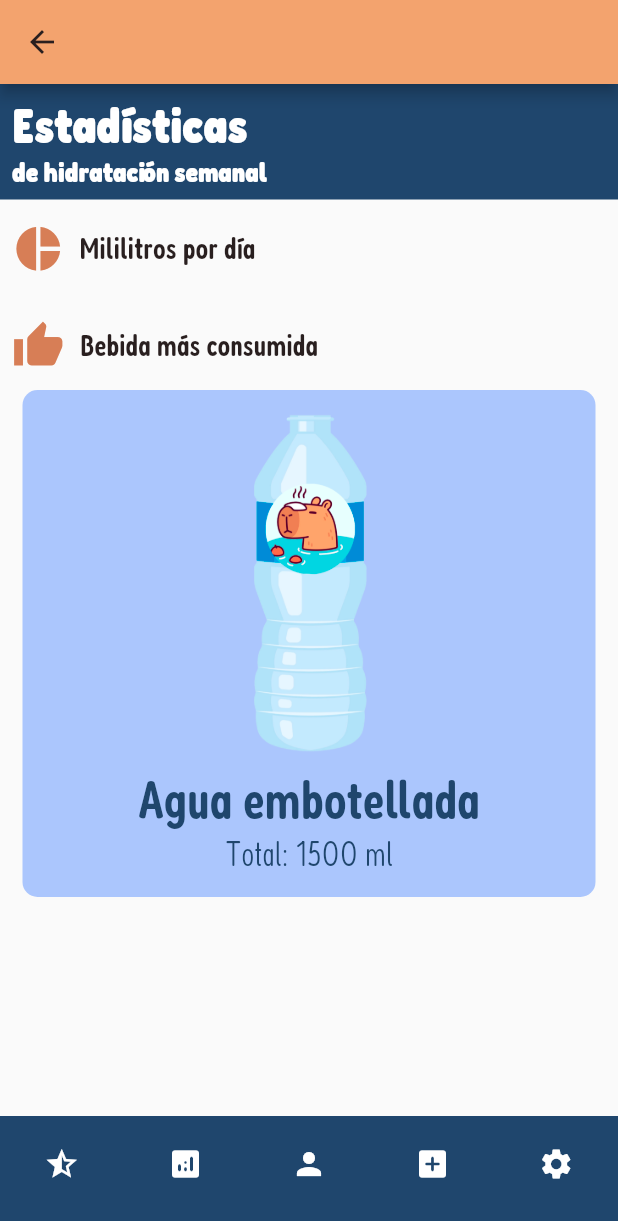
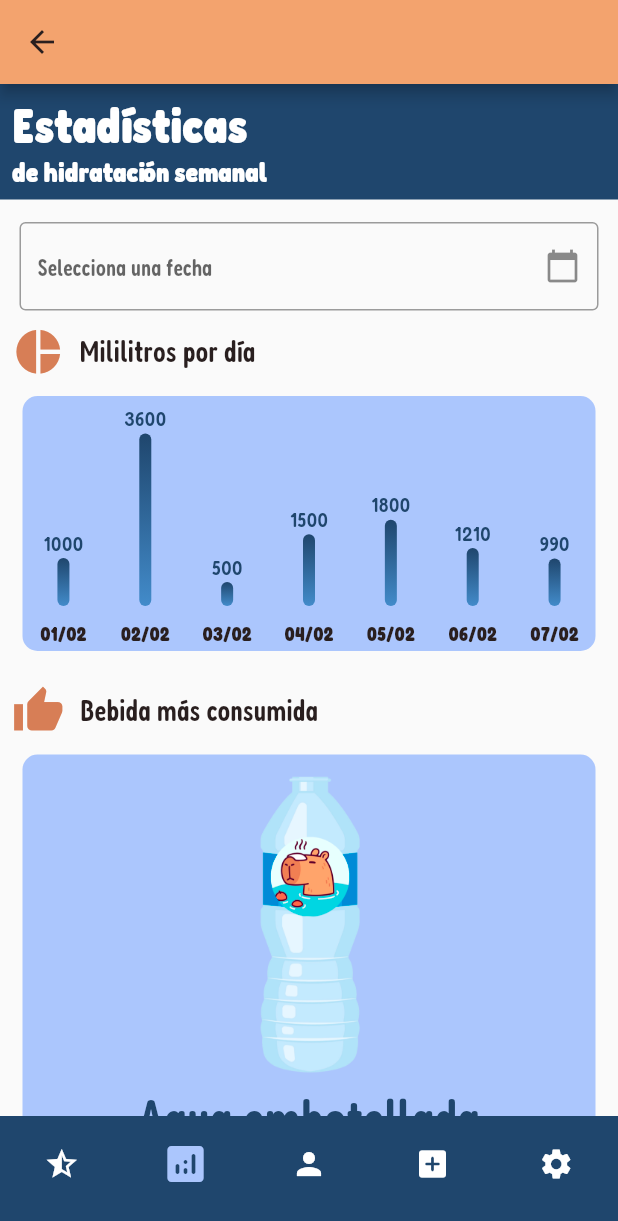
Before and after one commit to cinthya-g/AguaCapiPDM, a Flutter app: the HomePage screen opened directly, item 2 of the bottom bar chosen, on a phone screen of 412 x 824 dp. Shown: the top 1221 px of the screen. Run offline on Flutter 3.47's test engine with Material 2 defaults, Android fonts, the phone set to English and light mode, and no system bars; drawn by our look-alikes of fl_chart.

Commit message:
Estados de la navbar arreglados; API de charts añadida

```diff
--- a/aguacapi/lib/colors/colors.dart
+++ b/aguacapi/lib/colors/colors.dart
@@ -8,6 +8,12 @@ const acBlue = Color(0XFF1F466D);
 const acBlue50 = Color(0XFF428BCA);
 const acBlue100 = Color(0XFFABC6FD);
 
+const acGreen = Color.fromARGB(255, 148, 231, 151);
+const acGreen50 = Color.fromARGB(255, 188, 253, 191);
+const acGreen100 = Color.fromARGB(255, 220, 255, 221);
+
+const acGrey = Color.fromARGB(255, 228, 228, 228);
+
 const acBrown = Color.fromARGB(255, 41, 31, 31);
 
 const acError = Color.fromARGB(255, 214, 73, 7);
--- a/aguacapi/lib/estadisticas.dart
+++ b/aguacapi/lib/estadisticas.dart
@@ -1,6 +1,8 @@
 import 'package:flutter/material.dart';
 import 'package:aguacapi/colors/colors.dart';
-import 'package:flutter_charts/flutter_charts.dart';
+import 'package:intl/intl.dart';
+
+import 'package:aguacapi/mybarchart.dart';
 
 class Estadisticas extends StatelessWidget {
   const Estadisticas({super.key});
@@ -38,6 +40,34 @@ class Estadisticas extends StatelessWidget {
         ),
         SizedBox(height: 10),
         Padding(
+          padding: const EdgeInsets.only(right: 13.0, left: 13.0),
+          child: TextField(
+              controller: null,
+              decoration: InputDecoration(
+                  border: OutlineInputBorder(),
+                  hintText: 'Selecciona una fecha',
+                  suffixIcon: Icon(Icons.calendar_today)),
+              onTap: () async {
+                DateTime? pickedDate = await showDatePicker(
+                    context: context,
+                    initialDate: DateTime.now(),
+                    firstDate: DateTime(1900),
+                    lastDate: DateTime(2100));
+                if (pickedDate != null) {
+                  print(pickedDate);
+                  String formattedDate =
+                      DateFormat('yyyy-MM-dd').format(pickedDate);
+                  var formattedDateProvider = formattedDate;
+                  print(formattedDate);
+                  initialDate:
+                  formattedDate;
+                } else {
+                  print('Date is not selected');
+                }
+              }),
+        ),
+        SizedBox(height: 10),
+        Padding(
           padding: const EdgeInsets.only(left: 8.0),
           child: Row(
             children: [
@@ -52,9 +82,21 @@ class Estadisticas extends StatelessWidget {
           ),
         ),
         SizedBox(height: 10),
-        //TODO: Gráfica de barras ?
-        Container(),
-
+        Padding(
+          padding: const EdgeInsets.only(left: 13.0, right: 13.0),
+          child: Container(
+            margin: EdgeInsets.all(2),
+            width: double.infinity,
+            height: 170,
+            decoration: BoxDecoration(
+                borderRadius: BorderRadius.circular(10), color: acBlue100),
+            // Gráfica de barras
+            child: Padding(
+              padding: const EdgeInsets.only(top: 25.0),
+              child: MyBarChart(),
+            ),
+          ),
+        ),
         SizedBox(height: 20),
         Padding(
           padding: const EdgeInsets.only(left: 8.0),
@@ -80,7 +122,7 @@ class Estadisticas extends StatelessWidget {
             child: Column(
               children: [
                 Image.asset('assets/images/default.png',
-                    height: 250, width: 250, fit: BoxFit.fitHeight),
+                    height: 220, width: 220, fit: BoxFit.fitHeight),
                 Text("Agua embotellada",
                     style: TextStyle(
                         fontSize: 36,
--- a/aguacapi/lib/home_page.dart
+++ b/aguacapi/lib/home_page.dart
@@ -14,8 +14,8 @@ class HomePage extends StatefulWidget {
 }
 
 class _HomePageState extends State<HomePage> {
-  int currentIndex = 0;
-//TODO: Tienen que ir en orden, revisar eso despues
+  int currentIndex = 2;
+
   final _pagesName = [
     "Ranking",
     "Estadisticas",
@@ -53,12 +53,22 @@ class _HomePageState extends State<HomePage> {
               Icons.star_half_sharp,
               color: Colors.white,
             ),
+            selectedIcon: Icon(
+              Icons.star_half_sharp,
+              color: acBlue100,
+              size: 32,
+            ),
             label: '',
           ),
           NavigationDestination(
             icon: Icon(
               Icons.analytics_rounded,
               color: Colors.white,
+            ),
+            selectedIcon: Icon(
+              Icons.analytics_rounded,
+              color: acBlue100,
+              size: 32,
             ),
             label: '',
           ),
@@ -67,12 +77,22 @@ class _HomePageState extends State<HomePage> {
               Icons.person,
               color: Colors.white,
             ),
+            selectedIcon: Icon(
+              Icons.person,
+              color: acBlue100,
+              size: 32,
+            ),
             label: '',
           ),
           NavigationDestination(
             icon: Icon(
               Icons.add_box_rounded,
               color: Colors.white,
+            ),
+            selectedIcon: Icon(
+              Icons.add_box_rounded,
+              color: acBlue100,
+              size: 32,
             ),
             label: '',
           ),
@@ -81,6 +101,11 @@ class _HomePageState extends State<HomePage> {
               Icons.settings,
               color: Colors.white,
             ),
+            selectedIcon: Icon(
+              Icons.settings,
+              color: acBlue100,
+              size: 32,
+            ),
             label: '',
           ),
         ],
--- /dev/null
+++ b/aguacapi/lib/mybarchart.dart
@@ -0,0 +1,211 @@
+import 'package:flutter/material.dart';
+import 'package:fl_chart/fl_chart.dart';
+import 'package:aguacapi/colors/colors.dart';
+
+class MyBarChart extends StatelessWidget {
+  const MyBarChart({super.key});
+
+  @override
+  Widget build(BuildContext context) {
+    return BarChart(
+      BarChartData(
+        barTouchData: barTouchData,
+        titlesData: titlesData,
+        borderData: borderData,
+        barGroups: barGroups,
+        gridData: FlGridData(show: false),
+        alignment: BarChartAlignment.spaceAround,
+        maxY: 3600,
+        // AQUÍ SE MODIFICA EL MÁXIMO DE MILILITROS
+        // SE PUEDE OBTENER CON UN CÁLCULO DEPENDIENDO DEL CONSUMO MÁXIMO DE CADA USUARIO
+      ),
+    );
+  }
+
+  BarTouchData get barTouchData => BarTouchData(
+        enabled: false,
+        touchTooltipData: BarTouchTooltipData(
+          tooltipBgColor: Colors.transparent,
+          tooltipPadding: EdgeInsets.zero,
+          tooltipMargin: 2,
+          getTooltipItem: (
+            BarChartGroupData group,
+            int groupIndex,
+            BarChartRodData rod,
+            int rodIndex,
+          ) {
+            return BarTooltipItem(
+              rod.toY.round().toString(),
+              const TextStyle(
+                color: acBlue,
+                fontWeight: FontWeight.w400,
+              ),
+            );
+          },
+        ),
+      );
+
+  Widget getTitles(double value, TitleMeta meta) {
+    final style = TextStyle(
+      color: acBrown,
+      fontWeight: FontWeight.bold,
+      fontSize: 13,
+    );
+    String text;
+    switch (value.toInt()) {
+      case 0:
+        text = '01/02';
+        break;
+      case 1:
+        text = '02/02';
+        break;
+      case 2:
+        text = '03/02';
+        break;
+      case 3:
+        text = '04/02';
+        break;
+      case 4:
+        text = '05/02';
+        break;
+      case 5:
+        text = '06/02';
+        break;
+      case 6:
+        text = '07/02';
+        break;
+      default:
+        text = '';
+        break;
+    }
+    return SideTitleWidget(
+      axisSide: meta.axisSide,
+      space: 10,
+      child: Text(text, style: style),
+    );
+  }
+
+  FlTitlesData get titlesData => FlTitlesData(
+        show: true,
+        bottomTitles: AxisTitles(
+          sideTitles: SideTitles(
+            showTitles: true,
+            reservedSize: 30,
+            getTitlesWidget: getTitles,
+          ),
+        ),
+        leftTitles: AxisTitles(
+          sideTitles: SideTitles(showTitles: false, interval: 200),
+        ),
+        topTitles: AxisTitles(
+          sideTitles: SideTitles(showTitles: false),
+        ),
+        rightTitles: AxisTitles(
+          sideTitles: SideTitles(showTitles: false),
+        ),
+      );
+
+  FlBorderData get borderData => FlBorderData(
+        show: false,
+      );
+
+  LinearGradient get _barsGradient => LinearGradient(
+        colors: [
+          acBlue50,
+          acBlue,
+        ],
+        begin: Alignment.bottomCenter,
+        end: Alignment.topCenter,
+      );
+
+//ESTOS SON LOS VALORES DE LOS MILILITROS EN CADA BARRA
+  List<BarChartGroupData> get barGroups => [
+        BarChartGroupData(
+          x: 0,
+          barRods: [
+            BarChartRodData(
+              toY: 1000,
+              gradient: _barsGradient,
+            )
+          ],
+          showingTooltipIndicators: [0],
+        ),
+        BarChartGroupData(
+          x: 1,
+          barRods: [
+            BarChartRodData(
+              toY: 3600,
+              gradient: _barsGradient,
+            )
+          ],
+          showingTooltipIndicators: [0],
+        ),
+        BarChartGroupData(
+          x: 2,
+          barRods: [
+            BarChartRodData(
+              toY: 500,
+              gradient: _barsGradient,
+            )
+          ],
+          showingTooltipIndicators: [0],
+        ),
+        BarChartGroupData(
+          x: 3,
+          barRods: [
+            BarChartRodData(
+              toY: 1500,
+              gradient: _barsGradient,
+            )
+          ],
+          showingTooltipIndicators: [0],
+        ),
+        BarChartGroupData(
+          x: 4,
+          barRods: [
+            BarChartRodData(
+              toY: 1800,
+              gradient: _barsGradient,
+            )
+          ],
+          showingTooltipIndicators: [0],
+        ),
+        BarChartGroupData(
+          x: 5,
+          barRods: [
+            BarChartRodData(
+              toY: 1210,
+              gradient: _barsGradient,
+            )
+          ],
+          showingTooltipIndicators: [0],
+        ),
+        BarChartGroupData(
+          x: 6,
+          barRods: [
+            BarChartRodData(
+              toY: 990,
+              gradient: _barsGradient,
+            )
+          ],
+          showingTooltipIndicators: [0],
+        ),
+      ];
+}
+
+class BarChartSample3 extends StatefulWidget {
+  const BarChartSample3({super.key});
+
+  @override
+  State<StatefulWidget> createState() => BarChartSample3State();
+}
+
+class BarChartSample3State extends State<BarChartSample3> {
+  @override
+  Widget build(BuildContext context) {
+    return const AspectRatio(
+      aspectRatio: 1.6,
+      child: MyBarChart(),
+    );
+  }
+}
--- a/aguacapi/lib/ranking.dart
+++ b/aguacapi/lib/ranking.dart
@@ -42,8 +42,8 @@ class Ranking extends StatelessWidget {
           child: TextField(
             onChanged: (value) {},
             decoration: InputDecoration(
-                labelText: "Search",
-                hintText: "Search",
+                labelText: "Buscar usuario...",
+                hintText: "Poncho Carpincho",
                 prefixIcon: Icon(Icons.search),
                 border: OutlineInputBorder(
                     borderRadius: BorderRadius.all(Radius.circular(15.0)))),
@@ -54,7 +54,7 @@ class Ranking extends StatelessWidget {
           decoration: BoxDecoration(
               border: Border.all(color: Colors.black),
               borderRadius: BorderRadius.circular(10),
-              color: Colors.green),
+              color: acGreen),
           child: ListTile(
             leading: Icon(
               Icons.person,
@@ -73,7 +73,7 @@ class Ranking extends StatelessWidget {
           decoration: BoxDecoration(
               border: Border.all(color: Colors.black),
               borderRadius: BorderRadius.circular(10),
-              color: Color.fromARGB(255, 97, 224, 34)),
+              color: acGreen50),
           child: ListTile(
             leading: Icon(
               Icons.person,
@@ -92,7 +92,7 @@ class Ranking extends StatelessWidget {
           decoration: BoxDecoration(
               border: Border.all(color: Colors.black),
               borderRadius: BorderRadius.circular(10),
-              color: Color.fromARGB(255, 158, 225, 35)),
+              color: acGreen100),
           child: ListTile(
             leading: Icon(
               Icons.person,
@@ -111,7 +111,7 @@ class Ranking extends StatelessWidget {
           decoration: BoxDecoration(
               border: Border.all(color: Colors.black),
               borderRadius: BorderRadius.circular(10),
-              color: Colors.grey),
+              color: acGrey),
           child: ListTile(
             leading: Icon(
               Icons.person,
@@ -130,7 +130,7 @@ class Ranking extends StatelessWidget {
           decoration: BoxDecoration(
               border: Border.all(color: Colors.black),
               borderRadius: BorderRadius.circular(10),
-              color: Colors.grey),
+              color: acGrey),
           child: ListTile(
             leading: Icon(
               Icons.person,
@@ -149,7 +149,7 @@ class Ranking extends StatelessWidget {
           decoration: BoxDecoration(
               border: Border.all(color: Colors.black),
               borderRadius: BorderRadius.circular(10),
-              color: Colors.grey),
+              color: acGrey),
           child: ListTile(
             leading: Icon(
               Icons.person,
@@ -168,7 +168,7 @@ class Ranking extends StatelessWidget {
           decoration: BoxDecoration(
               border: Border.all(color: Colors.black),
               borderRadius: BorderRadius.circular(10),
-              color: Colors.grey),
+              color: acGrey),
           child: ListTile(
             leading: Icon(
               Icons.person,
--- a/aguacapi/pubspec.yaml
+++ b/aguacapi/pubspec.yaml
@@ -42,7 +42,9 @@ dependencies:
   intl: ^0.18.0
   geolocator: ^9.0.2
   weather: ^2.0.1
-  flutter_charts: ^0.5.1
+  fl_chart: ^0.61.0
+
+
 
 
 dev_dependencies:
```
Also changed, not shown: aguacapi/pubspec.lock.
